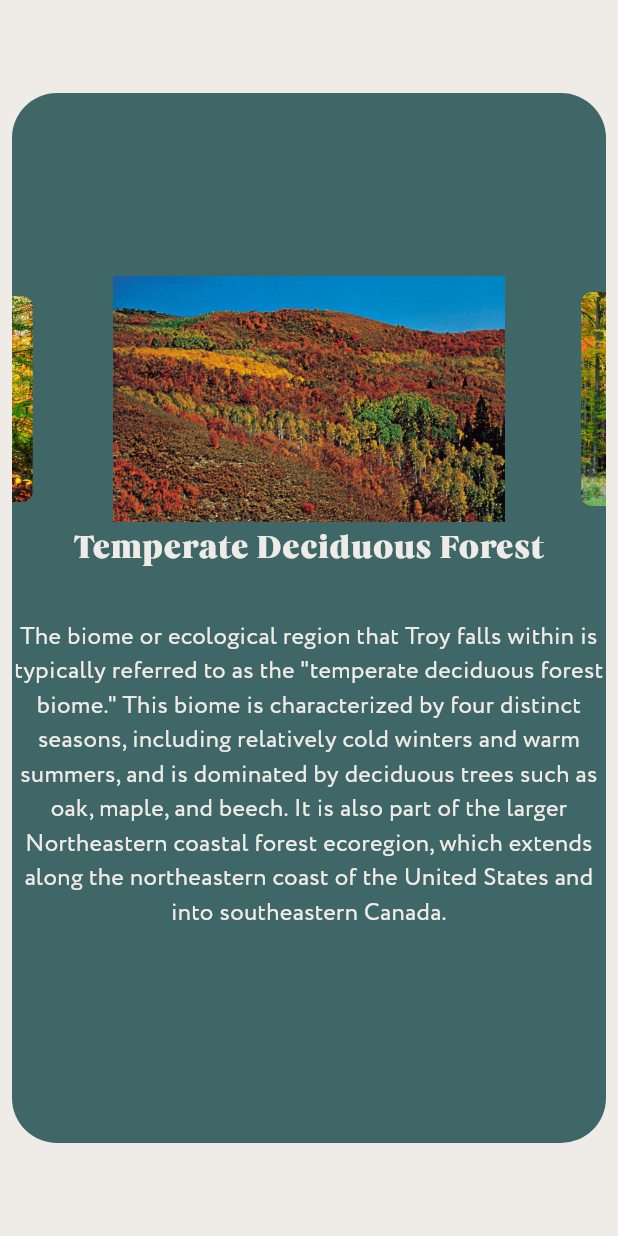
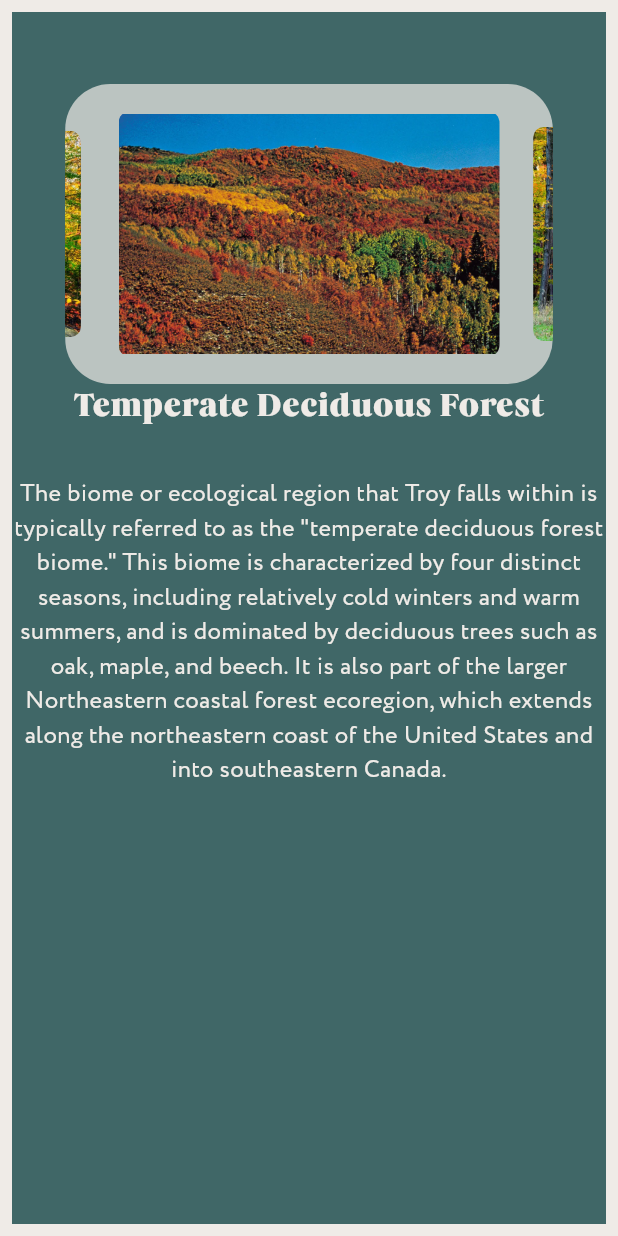
Before and after one commit to honeyzuzu/Indigena, a Flutter app: the BiomePage screen opened directly, on a phone screen of 412 x 824 dp. Run offline on Flutter 3.47's test engine with Material 3 defaults, Android fonts, the phone set to English and light mode, and no system bars; drawn by our look-alikes of carousel_slider.

Commit message:
Fixed biome slider

```diff
--- a/indigena/lib/biome.dart
+++ b/indigena/lib/biome.dart
@@ -26,19 +26,21 @@ class _BiomePageState extends State<BiomePage> {
         child: Column(
           children: [
             Container(//bg
-              color: const Color(0xffefebe7),
+              padding: EdgeInsets.only(top: 48.0),
+              color: const Color(0xff406767),
               height: MediaQuery. of(context). size. height - 16,
               width: MediaQuery. of(context). size. width,
 
               child: Column(
-                mainAxisAlignment: MainAxisAlignment.center,
+                mainAxisAlignment: MainAxisAlignment.start,
                 children: [
-                  Container(//green part
-                    height: 700, width: 400,
+                  Container(//white part
+
+                    height: 200, width: 325,
                     alignment: Alignment.center,
                     decoration: BoxDecoration(
                       borderRadius: BorderRadius.circular(30),
-                      color: const Color(0xff406767)),
+                      color: const Color(0xffefebe7).withOpacity(0.7)),
 
                     child: Expanded(child: Column(
                       mainAxisAlignment: MainAxisAlignment.center,
@@ -118,18 +120,19 @@ class _BiomePageState extends State<BiomePage> {
                 viewportFraction: 0.8,
               ),
           ),
-          Text("Temperate Deciduous Forest\n",
+
+
+                      ],
+                    ),)
+                  ),
+
+                  Text("Temperate Deciduous Forest\n",
                             textAlign: TextAlign.center,
                             style:
                               TextStyle(fontSize: 22, fontFamily: 'Carelia', color: Color(0xffefebe7))),
 
           Text("The biome or ecological region that Troy falls within is typically referred to as the \"temperate deciduous forest biome.\" This biome is characterized by four distinct seasons, including relatively cold winters and warm summers, and is dominated by deciduous trees such as oak, maple, and beech. It is also part of the larger Northeastern coastal forest ecoregion, which extends along the northeastern coast of the United States and into southeastern Canada.\n",
           textAlign: TextAlign.center, style: TextStyle(fontSize: 16, fontFamily: 'Circe', color: Color(0xffefebe7)),)
-
-
-                      ],
-                    ),)
-                  )
 
                 ]
 
```
